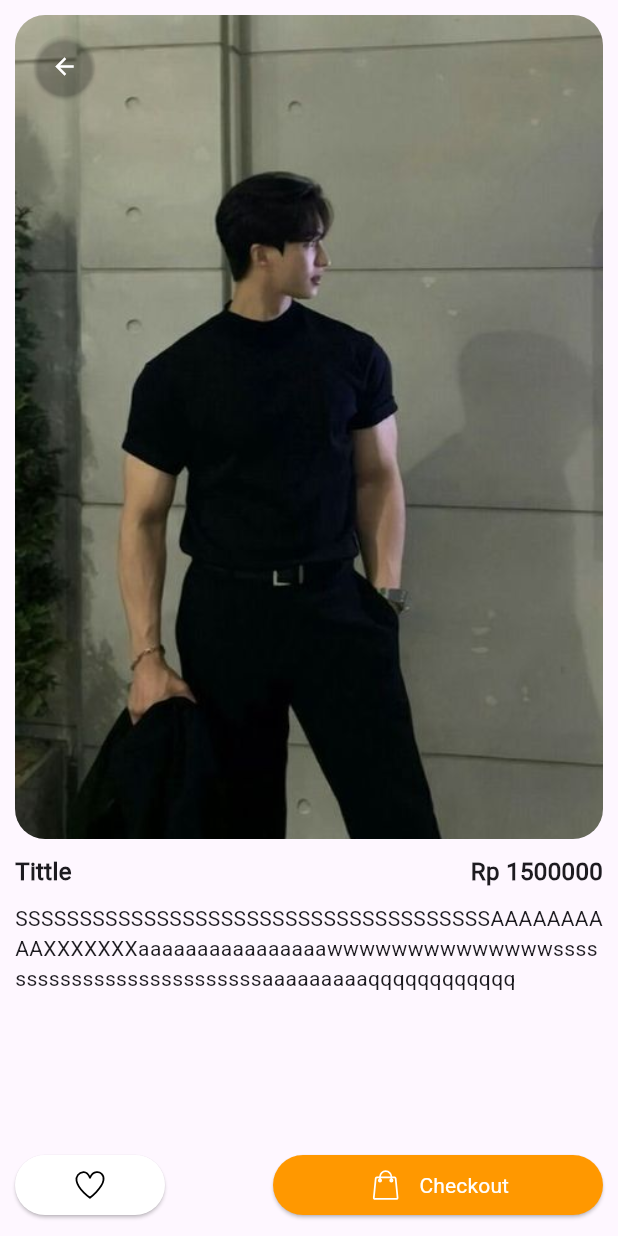
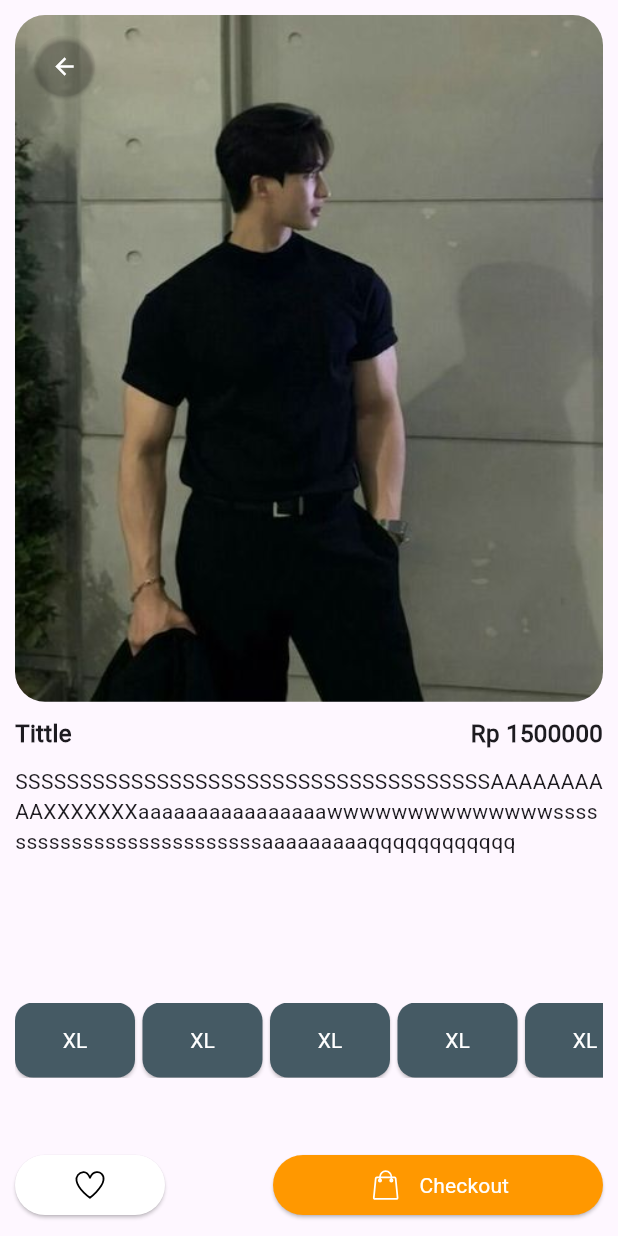
Before and after one commit to SatriaAkbarRizki/OutfitHub, a Flutter app: the DetailScreen screen opened by its route, on a phone screen of 412 x 824 dp. Run offline on Flutter 3.47's test engine with Material 3 defaults, Android fonts, the light colour scheme and no system bars; our stand-ins replace flutter_svg, go_router.

Commit message:
add: design detail screen

```diff
--- a/lib/route/routenav.dart
+++ b/lib/route/routenav.dart
@@ -1,5 +1,6 @@
 import 'package:go_router/go_router.dart';
 import 'package:outfithub/navigation/navbar.dart';
+import 'package:outfithub/screen/cart.dart';
 import 'package:outfithub/screen/detail.dart';
 import 'package:outfithub/screen/signin.dart';
 import 'package:outfithub/screen/signup.dart';
@@ -14,5 +15,6 @@ final routerNav = GoRouter(initialLocation: SigninScreen.routeName, routes: [
     builder: (context, state) => SignupScreen(),
   ),
   GoRoute(path: DetailScreen.rouieName, builder: (context, state) => DetailScreen(),),
+  GoRoute(path: CartScreen.routeName, builder: (context, state) => CartScreen(),),
   GoRoute(path: Navbar.routeName, builder: (context, state) => Navbar(),),
 ]);
--- /dev/null
+++ b/lib/screen/cart.dart
@@ -0,0 +1,13 @@
+import 'package:flutter/material.dart';
+
+class CartScreen extends StatelessWidget {
+  static String routeName = '/cartScreen';
+  const CartScreen({super.key});
+
+  @override
+  Widget build(BuildContext context) {
+    return Scaffold(
+      body: Column(children: [],),
+    );
+  }
+}
--- a/lib/screen/detail.dart
+++ b/lib/screen/detail.dart
@@ -17,6 +17,33 @@ class DetailScreen extends StatelessWidget {
             mainAxisAlignment: MainAxisAlignment.spaceBetween,
             children: [
               DetailProduct(),
+              Container(
+                margin: EdgeInsets.only(top: 50),
+                child: SizedBox(
+                  height: 50,
+                  child: ListView.builder(
+                    itemCount: 5,
+                    scrollDirection: Axis.horizontal,
+                    itemBuilder: (context, index) => Padding(
+                      padding: const EdgeInsets.only(right: 5),
+                      child: ElevatedButton(
+                        onPressed: () {},
+                        child: Text("XL"),
+                        style: Theme.of(context)
+                            .elevatedButtonTheme
+                            .style
+                            ?.copyWith(
+                                fixedSize: WidgetStatePropertyAll(Size(80, 30)),
+                                shape: WidgetStatePropertyAll(
+                                    RoundedRectangleBorder(
+                                  // Change your radius here
+                                  borderRadius: BorderRadius.circular(12),
+                                ))),
+                      ),
+                    ),
+                  ),
+                ),
+              ),
               ButtonDetail()
             ],
           ),
--- a/lib/widget/detail_product.dart
+++ b/lib/widget/detail_product.dart
@@ -15,7 +15,7 @@ class DetailProduct extends StatelessWidget {
             ClipRRect(
               borderRadius: BorderRadius.circular(20),
               child: SizedBox(
-                height: MediaQuery.of(context).size.height / 1.5,
+                height: MediaQuery.of(context).size.height / 1.8,
                 child: Image.asset(
                   "assets/image/Black Slim Fit Dress.jpg",
                   width: double.infinity,
```
